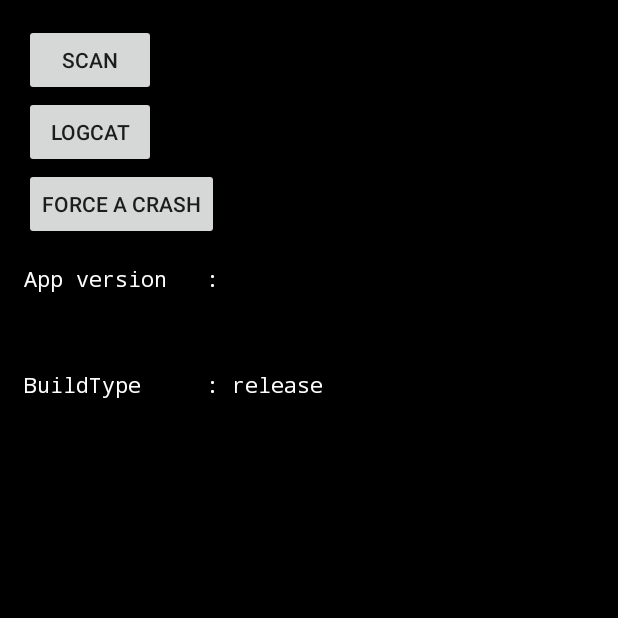
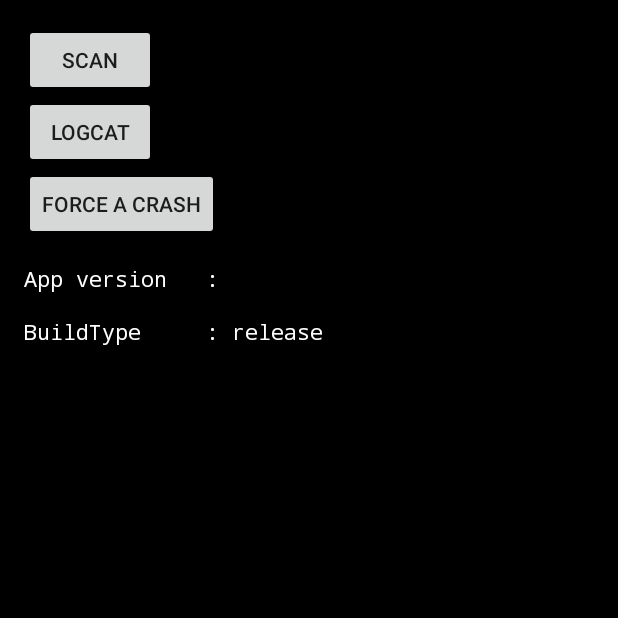
Before and after one commit to hannesa2/edgeDetect, an Android app: the screen it shows after launch (StartActivity), on a phone screen of 412 x 824 dp, the top half of it. Run offline under Robolectric (Android 15) with nearby library versions, the phone set to English and light mode, and no system bars; our stand-ins replace Timber; libraries missing offline, so code that uses them is left out: info.hannes.logcat; 1 statement that could not run was skipped.

Commit message:
Change OpenCV source

```diff
--- a/app/src/main/java/info/hannes/edgedetection/demo/StartActivity.kt
+++ b/app/src/main/java/info/hannes/edgedetection/demo/StartActivity.kt
@@ -30,7 +30,6 @@ class StartActivity : AppCompatActivity() {
 
         binding.textBuildType.text = "BuildType     : ${BuildConfig.BUILD_TYPE}"
         binding.textAppVersion.text = "App version   : ${BuildConfig.VERSION_NAME}"
-        binding.textOpenCVVersion.text = "OpenCV version: ${org.opencv.BuildConfig.VERSION_NAME}"
     }
 
 }
--- a/app/src/main/res/layout/activity_start.xml
+++ b/app/src/main/res/layout/activity_start.xml
@@ -47,7 +47,7 @@
         tools:text="version" />
 
     <TextView
-        android:id="@+id/textOpenCVVersion"
+        android:id="@+id/textBuildType"
         android:layout_width="wrap_content"
         android:layout_height="wrap_content"
         android:layout_marginTop="16dp"
@@ -55,17 +55,6 @@
         android:textColor="@color/white"
         app:layout_constraintStart_toStartOf="@+id/textAppVersion"
         app:layout_constraintTop_toBottomOf="@+id/textAppVersion"
-        tools:text="OpenCV version" />
-
-    <TextView
-        android:id="@+id/textBuildType"
-        android:layout_width="wrap_content"
-        android:layout_height="wrap_content"
-        android:layout_marginTop="16dp"
-        android:fontFamily="monospace"
-        android:textColor="@color/white"
-        app:layout_constraintStart_toStartOf="@+id/textOpenCVVersion"
-        app:layout_constraintTop_toBottomOf="@+id/textOpenCVVersion"
         tools:text="BuildType" />
 
 </androidx.constraintlayout.widget.ConstraintLayout>
--- a/library/build.gradle
+++ b/library/build.gradle
@@ -41,10 +41,7 @@ dependencies {
     implementation 'androidx.lifecycle:lifecycle-extensions:2.2.0'
     api 'com.github.MikeOrtiz:TouchImageView:3.6'
     api 'com.github.AppDevNext.Logcat:LogcatCoreLib:3.3.1'
-    // The source code of OpenCV is here https://git.mxtracks.info/opencv/openCV-android-sdk
-    // The code was too big for github, but the main problem was jitpack.io was not able to build
-    // https://github.com/jitpack/jitpack.io/issues/4119
-    api "OpenCV_all_together_samples:opencv:4.7.0.0-8-g3215888"
+    api "org.opencv:opencv:4.11.0"
     implementation "androidx.core:core-ktx:1.13.1"
     implementation "org.jetbrains.kotlin:kotlin-stdlib-jdk8:$kotlin_version"
 
```
Also changed, not shown: build.gradle (+0 -17 lines), 1 other file.
